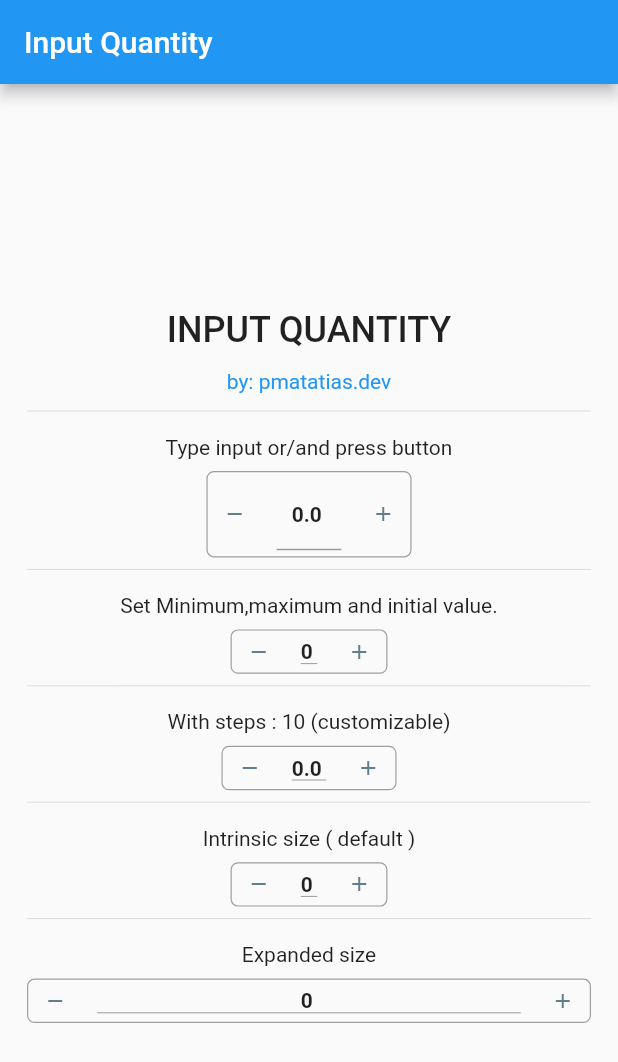
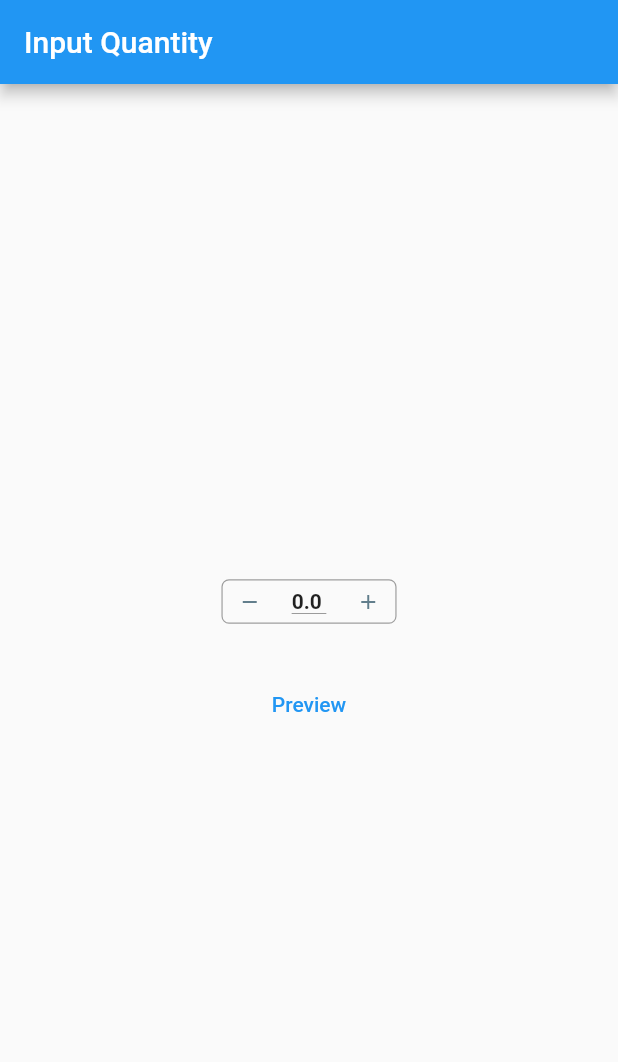
Before and after one commit to pmatatias/input-quantity, a Flutter app: the screen it shows after launch, on a phone screen of 412 x 824 dp. Shown: the top 1062 px of the screen. Run offline on Flutter 3.47's test engine with Material 2 defaults, Android fonts, the phone set to English and light mode, and no system bars.

Commit message:
separate example

```diff
--- a/example/lib/main.dart
+++ b/example/lib/main.dart
@@ -1,3 +1,4 @@
+import 'package:example/potatoo.dart';
 import 'package:flutter/foundation.dart';
 import 'package:flutter/material.dart';
 import 'package:input_quantity/input_quantity.dart';
@@ -36,64 +37,14 @@ class _MyHomePageState extends State<MyHomePage> {
       appBar: AppBar(
         title: Text(widget.title),
       ),
-      body: Padding(
+      body: Center(
+        child: Padding(
           padding: const EdgeInsets.all(18.0),
           child: Column(
             mainAxisAlignment: MainAxisAlignment.center,
             crossAxisAlignment: CrossAxisAlignment.center,
             children: [
-            const Padding(
-              padding: EdgeInsets.all(8.0),
-              child: Text(
-                'INPUT QUANTITY',
-                style: TextStyle(fontSize: 24, fontWeight: FontWeight.w500),
-              ),
-            ),
-            const Padding(
-              padding: EdgeInsets.all(4.0),
-              child: Text(
-                'by: pmatatias.dev',
-                style: TextStyle(fontSize: 14, color: Colors.blue),
-              ),
-            ),
-            const Divider(),
-            const Padding(
-              padding: EdgeInsets.all(8.0),
-              child: Text('Type input or/and press button'),
-            ),
-            InputQty(
-              maxVal: 100.0,
-              initVal: 0.0,
-              textFieldDecoration: const InputDecoration(
-                  isDense: false,
-                  contentPadding: EdgeInsets.symmetric(horizontal: 10)),
-              minVal: -100.0,
-              onQtyChanged: (val) {
-                if (kDebugMode) {
-                  print(val);
-                }
-              },
-            ),
-            const Divider(),
-            const Padding(
-              padding: EdgeInsets.all(8.0),
-              child: Text('Set Minimum,maximum and initial value.'),
-            ),
-            InputQty(
-              maxVal: 100,
-              initVal: 0,
-              minVal: -100,
-              onQtyChanged: (val) {
-                if (kDebugMode) {
-                  print(val);
-                }
-              },
-            ),
-            const Divider(),
-            const Padding(
-              padding: EdgeInsets.all(8.0),
-              child: Text('With steps : 10 (customizable)'),
-            ),
+              /// Input quantity widget
               InputQty(
                 maxVal: 100,
                 initVal: 0.0,
@@ -105,36 +56,19 @@ class _MyHomePageState extends State<MyHomePage> {
                   }
                 },
               ),
-            const Divider(),
-            const Padding(
-              padding: EdgeInsets.all(8.0),
-              child: Text('Intrinsic size ( default )'),
+              const SizedBox(
+                height: 30,
               ),
-            InputQty(
-              maxVal: 100,
-              initVal: 0,
-              onQtyChanged: (val) {
-                if (kDebugMode) {
-                  print(val);
-                }
+              TextButton(
+                  onPressed: () {
+                    Navigator.push(
+                        context,
+                        MaterialPageRoute(
+                            builder: (context) => const PreviewExample()));
                   },
+                  child: const Text('Preview'))
+            ],
           ),
-            const Divider(),
-            const Padding(
-              padding: EdgeInsets.all(8.0),
-              child: Text('Expanded size'),
-            ),
-            InputQty(
-              maxVal: 100,
-              initVal: 0,
-              isIntrinsicWidth: false,
-              onQtyChanged: (val) {
-                if (kDebugMode) {
-                  print(val);
-                }
-              },
-            ),
-          ],
         ),
       ),
     );
```
Also changed, not shown: example/lib/potatoo.dart (added, +117 -0 lines), 2 other files. Lines whose indentation alone changed are shown as unchanged.
